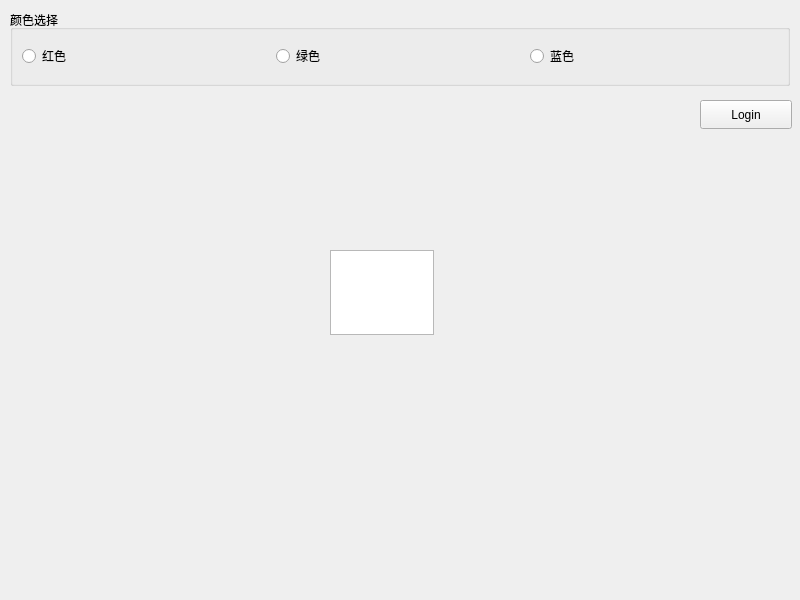
Tyroo/Online-Debug-System, file Adorn/UI/Main/MainView.ui: the form before one commit.
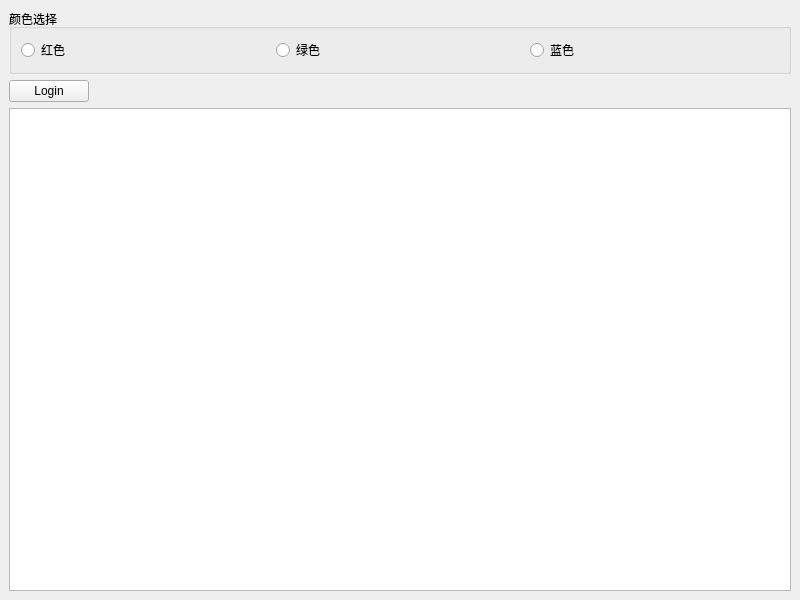
The form after the commit.

The edit to the form file:
```diff
--- a/Adorn/UI/Main/MainView.ui
+++ b/Adorn/UI/Main/MainView.ui
@@ -2,6 +2,9 @@
 <ui version="4.0">
  <class>MainView</class>
  <widget class="QMainWindow" name="MainView">
+  <property name="enabled">
+   <bool>true</bool>
+  </property>
   <property name="geometry">
    <rect>
     <x>0</x>
@@ -17,21 +20,21 @@
    <bool>false</bool>
   </property>
   <widget class="QWidget" name="centralwidget">
+   <property name="enabled">
+    <bool>true</bool>
+   </property>
+   <layout class="QVBoxLayout" name="verticalLayout">
+    <item>
    <widget class="QGroupBox" name="groupBox">
-    <property name="geometry">
-     <rect>
-      <x>10</x>
-      <y>10</y>
-      <width>780</width>
-      <height>76</height>
-     </rect>
-    </property>
     <property name="title">
      <string>颜色选择</string>
     </property>
     <layout class="QHBoxLayout" name="horizontalLayout">
      <item>
       <widget class="QRadioButton" name="radioButton_4">
+         <property name="enabled">
+          <bool>true</bool>
+         </property>
        <property name="text">
         <string>红色</string>
        </property>
@@ -53,29 +56,42 @@
      </item>
     </layout>
    </widget>
-   <widget class="QTextEdit" name="textEdit">
-    <property name="geometry">
-     <rect>
-      <x>330</x>
-      <y>250</y>
-      <width>104</width>
-      <height>85</height>
-     </rect>
-    </property>
-   </widget>
+    </item>
+    <item>
+     <layout class="QHBoxLayout" name="horizontalLayout_2">
+      <item>
    <widget class="QPushButton" name="pushButton">
-    <property name="geometry">
-     <rect>
-      <x>700</x>
-      <y>100</y>
-      <width>92</width>
-      <height>29</height>
-     </rect>
+        <property name="enabled">
+         <bool>true</bool>
     </property>
     <property name="text">
      <string>Login</string>
     </property>
    </widget>
+      </item>
+      <item>
+       <spacer name="horizontalSpacer">
+        <property name="orientation">
+         <enum>Qt::Horizontal</enum>
+        </property>
+        <property name="sizeHint" stdset="0">
+         <size>
+          <width>688</width>
+          <height>20</height>
+         </size>
+        </property>
+       </spacer>
+      </item>
+     </layout>
+    </item>
+    <item>
+     <widget class="QTextEdit" name="textEdit">
+      <property name="enabled">
+       <bool>true</bool>
+      </property>
+     </widget>
+    </item>
+   </layout>
   </widget>
  </widget>
  <resources/>
```
Lines whose indentation alone changed are shown as unchanged.
